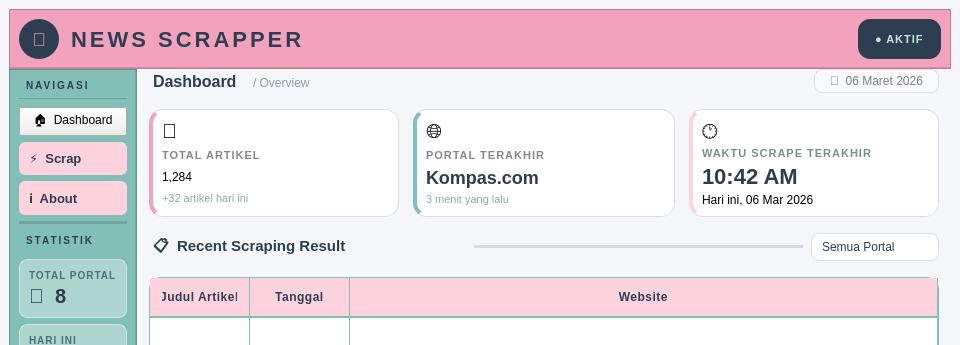
Before: the Qt Designer form UI/page_dashboard.ui in PythonicHoshiyomi/web_scraping_berita, drawn with Qt 5; both pictures show x 0 to 960 and y 0 to 345 of the 960 by 660 pixel window.
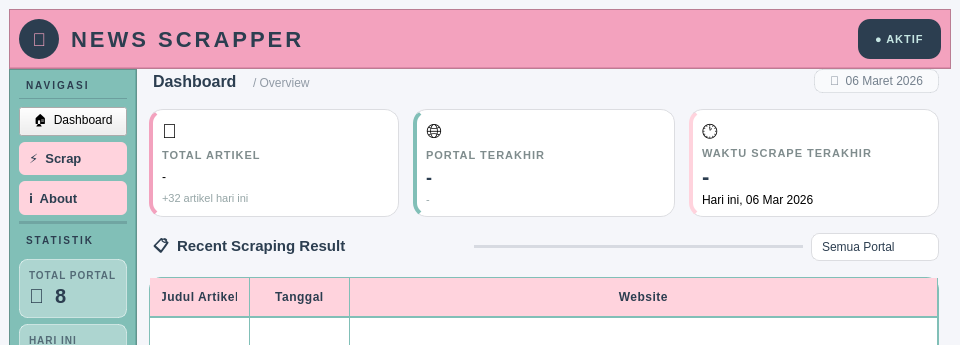
After: the same form once the commit is applied.

```diff
--- a/UI/page_dashboard.ui
+++ b/UI/page_dashboard.ui
@@ -553,7 +553,7 @@
 	margin-left: 12px;</string>
                </property>
                <property name="text">
-                <string>1,284</string>
+                <string>-</string>
                </property>
               </widget>
              </item>
@@ -634,7 +634,7 @@
                 <string notr="true">QLabel { color: #2c3e50; font-size: 18px; font-weight: 700; font-family: &quot;Poppins&quot;,&quot;Segoe UI Bold&quot;; }</string>
                </property>
                <property name="text">
-                <string>Kompas.com</string>
+                <string>-</string>
                </property>
               </widget>
              </item>
@@ -644,7 +644,7 @@
                 <string notr="true">QLabel { color: #95a5a6; font-size: 11px; }</string>
                </property>
                <property name="text">
-                <string>3 menit yang lalu</string>
+                <string>-</string>
                </property>
               </widget>
              </item>
@@ -716,7 +716,7 @@
                 <string notr="true">QLabel { color: #2c3e50; font-size: 22px; font-weight: 700; font-family: &quot;Poppins&quot;,&quot;Segoe UI Black&quot;; }</string>
                </property>
                <property name="text">
-                <string>10:42 AM</string>
+                <string>-</string>
                </property>
               </widget>
              </item>
```
